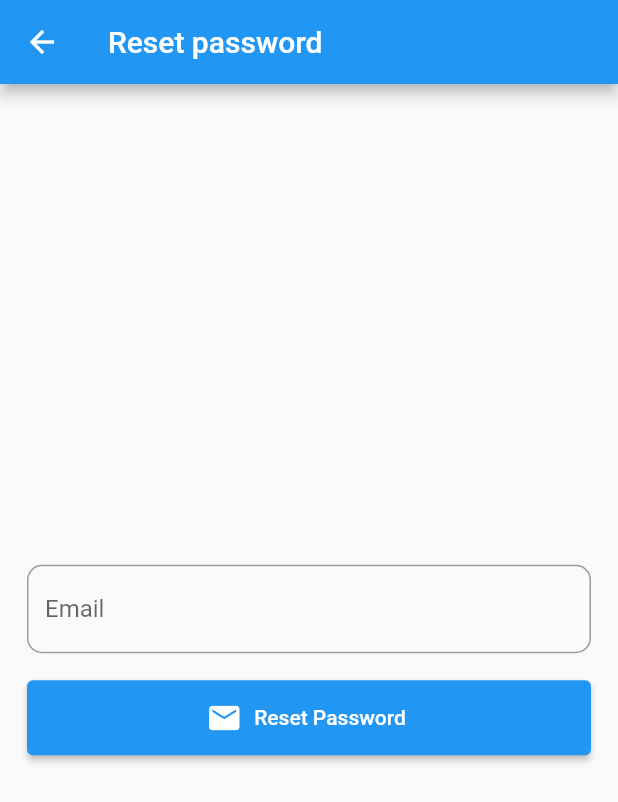
After one commit to alxayeed/flutter-firebase-authentication, a Flutter app: the screen it shows after launch, after a tap on "Forgot Password?", on a phone screen of 412 x 824 dp. The commit adds this screen. Shown: the top 802 px of the screen. Run offline on Flutter 3.47's test engine with Material 2 defaults, Android fonts, the phone set to English and light mode, and no system bars; our stand-ins replace email_validator, firebase_auth, firebase_core; accounts and stored records are empty.

Commit message:
password reset functionality added

```diff
--- a/lib/screens/login_screen.dart
+++ b/lib/screens/login_screen.dart
@@ -2,6 +2,7 @@ import 'package:firebase_auth/firebase_auth.dart';
 import 'package:firebase_authentication/screens/register_screen.dart';
 import 'package:firebase_authentication/screens/widgets/custom_button.dart';
 import 'package:firebase_authentication/screens/widgets/custom_input_field.dart';
+import 'package:firebase_authentication/screens/reset_password_screen.dart';
 import 'package:firebase_authentication/services/auth_service.dart';
 import 'package:flutter/material.dart';
 
@@ -9,7 +10,9 @@ import 'home_screen.dart';
 
 class LoginScreen extends StatefulWidget {
   final Function onClickRegister;
-  const LoginScreen({Key? key, required this.onClickRegister}) : super(key: key);
+
+  const LoginScreen({Key? key, required this.onClickRegister})
+      : super(key: key);
 
   @override
   State<LoginScreen> createState() => _LoginScreenState();
@@ -55,6 +58,20 @@ class _LoginScreenState extends State<LoginScreen> {
                   },
                   icon: const Icon(Icons.lock),
                 ),
+                const SizedBox(height: 10.0),
+                GestureDetector(
+                  child: const Text(
+                    'Forgot Password?',
+                    style: TextStyle(color: Colors.blue),
+                  ),
+                  onTap: () {
+                    Navigator.push(
+                        context,
+                        MaterialPageRoute(
+                          builder: (context) => const ResetPasswordScreen(),
+                        ));
+                  },
+                ),
                 Row(
                   mainAxisAlignment: MainAxisAlignment.center,
                   children: [
--- /dev/null
+++ b/lib/screens/reset_password_screen.dart
@@ -0,0 +1,49 @@
+import 'package:firebase_authentication/screens/widgets/custom_button.dart';
+import 'package:firebase_authentication/screens/widgets/custom_input_field.dart';
+import 'package:firebase_authentication/services/auth_service.dart';
+import 'package:flutter/material.dart';
+
+class ResetPasswordScreen extends StatefulWidget {
+  const ResetPasswordScreen({Key? key}) : super(key: key);
+
+  @override
+  State<ResetPasswordScreen> createState() => _ResetPasswordScreenState();
+}
+
+class _ResetPasswordScreenState extends State<ResetPasswordScreen> {
+  TextEditingController emailController = TextEditingController();
+  AuthService authService = AuthService();
+  final _formKey = GlobalKey<FormState>();
+
+  @override
+  Widget build(BuildContext context) {
+    return Scaffold(
+      appBar: AppBar(
+        title: const Text('Reset password'),
+      ),
+      body: Form(
+        key: _formKey,
+        child: Column(
+          mainAxisAlignment: MainAxisAlignment.center,
+          children: [
+            CustomInputField(
+              controller: emailController,
+              label: "Email",
+            ),
+            CustomButton(
+                onPressed: () {
+                  if (_formKey.currentState!.validate()) {
+                    authService.resetPassword(
+                      emailController.text.trim(),
+                      context,
+                    );
+                  }
+                },
+                label: 'Reset Password',
+                icon: const Icon(Icons.email))
+          ],
+        ),
+      ),
+    );
+  }
+}
--- a/lib/screens/widgets/custom_input_field.dart
+++ b/lib/screens/widgets/custom_input_field.dart
@@ -36,7 +36,7 @@ class CustomInputField extends StatelessWidget {
           if (value!.isEmpty) {
             return "$label must be provided";
           }
-          if(!isPassword && !EmailValidator.validate(value!)){
+          if(!isPassword && !EmailValidator.validate(value)){
             return 'Please enter a valid email';
           }
           if(isPassword && value.length<8){
```
Also changed, not shown: lib/services/auth_service.dart (+21 -2 lines), lib/utils/utils.dart (+4 -4 lines).
